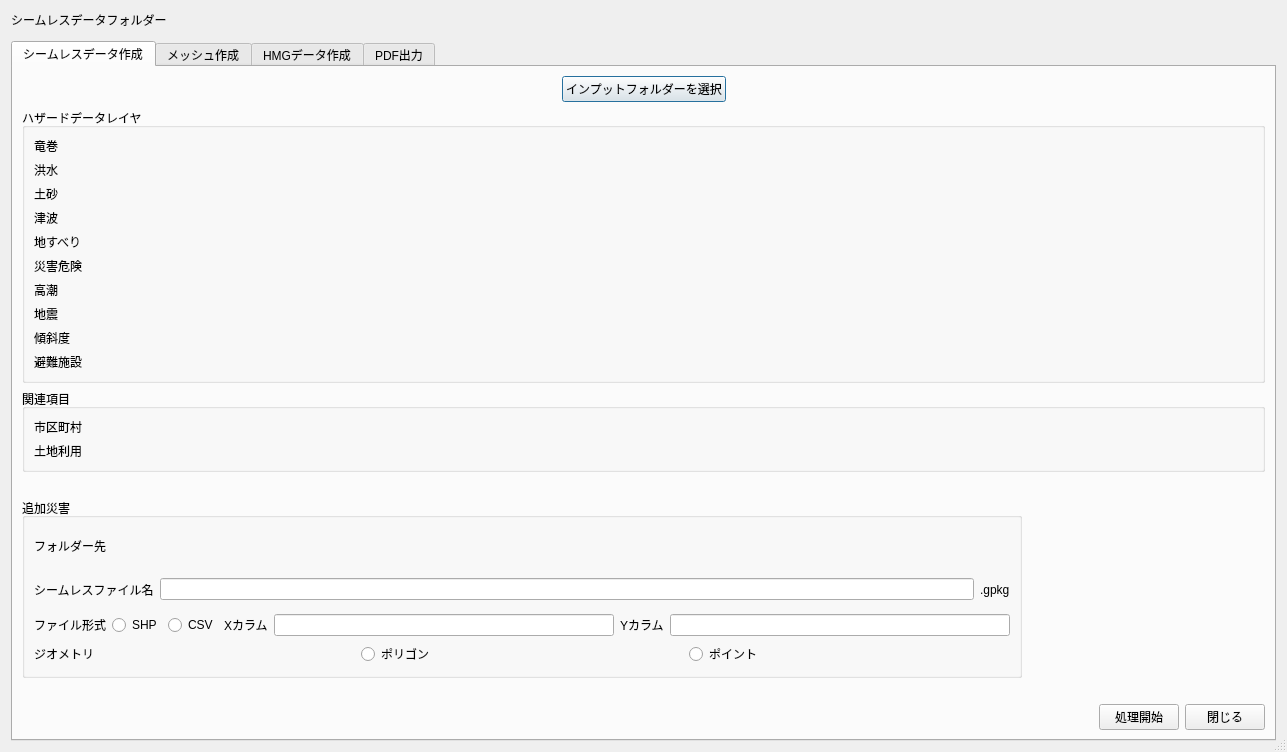
First picture: the form in ui/main_window.ui, repository 0712kazu/HazardMapGame_tool, before the edit.
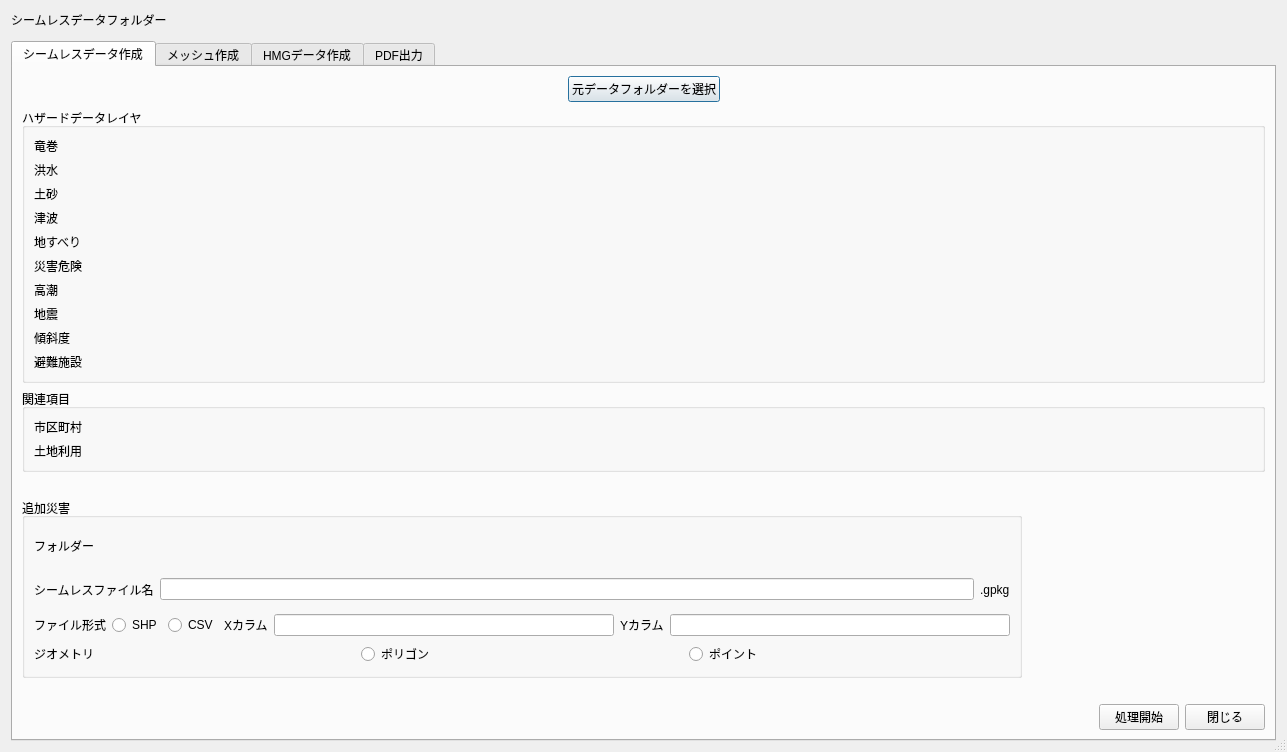
Second picture: the form after the edit. Custom widgets are drawn as their Qt base class.

Patch:
```diff
--- a/ui/main_window.ui
+++ b/ui/main_window.ui
@@ -121,7 +121,7 @@
          <item row="0" column="1">
           <widget class="QPushButton" name="pushButton_select_dir">
            <property name="text">
-            <string>インプットフォルダーを選択</string>
+            <string>元データフォルダーを選択</string>
            </property>
           </widget>
          </item>
@@ -312,7 +312,7 @@
        <item>
         <widget class="QLabel" name="label">
          <property name="text">
-          <string>フォルダー先</string>
+          <string>フォルダー</string>
          </property>
         </widget>
        </item>
```
Left out of the diff: 10 changed lines with no effect on the pictures.
